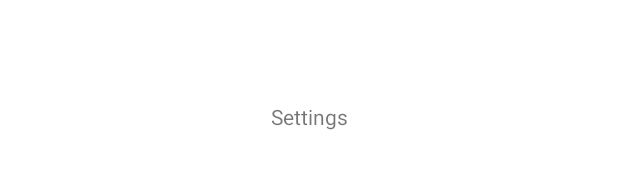
After one commit to alexiscrack3/booster-android, an Android app: the layout fragment_settings.xml on its own in the app's theme, with its tools: preview values and no code run, on a phone screen of 412 x 824 dp. The commit adds this screen. Shown: the part 502-671 px from the top of the screen. Run offline under Robolectric (Android 15) with nearby library versions, the light colour scheme and no system bars; network calls fail.

Commit message:
Create settings screen

```diff
--- a/app/src/main/java/com/alexiscrack3/booster/BoosterActivity.kt
+++ b/app/src/main/java/com/alexiscrack3/booster/BoosterActivity.kt
@@ -8,7 +8,7 @@ import io.reactivex.disposables.Disposable
 abstract class BoosterActivity : AppCompatActivity() {
     private val disposables = CompositeDisposable()
 
-    protected fun showFragment(layoutId: Int, fragment: Fragment, addToBackStack: Boolean = false) {
+    protected fun showFragment(layoutId: Int, fragment: Fragment, addToBackStack: Boolean = true) {
         val fragmentManager = this.supportFragmentManager
         val tag = fragment::class.java.name
         val fragmentToAdd = fragmentManager.findFragmentByTag(tag) ?: fragment
--- a/app/src/main/java/com/alexiscrack3/booster/BoosterRouter.kt
+++ b/app/src/main/java/com/alexiscrack3/booster/BoosterRouter.kt
@@ -14,5 +14,6 @@ class BoosterRouter {
 
 sealed class BoosterNavigationEvent {
     object HOME : BoosterNavigationEvent()
+    object SETTINGS : BoosterNavigationEvent()
     object VOCABULARY : BoosterNavigationEvent()
 }
--- a/app/src/main/java/com/alexiscrack3/booster/home/HomeActivity.kt
+++ b/app/src/main/java/com/alexiscrack3/booster/home/HomeActivity.kt
@@ -29,6 +29,7 @@ class HomeActivity : BoosterActivity() {
     private fun navigate(event: BoosterNavigationEvent) {
         when (event) {
             BoosterNavigationEvent.HOME -> showFragment(HomeFragment())
+            BoosterNavigationEvent.SETTINGS -> showFragment(SettingsFragment())
             BoosterNavigationEvent.VOCABULARY -> {
                 val intent = VocabularyActivity.getIntent(this)
                 startActivity(intent)
--- a/app/src/main/java/com/alexiscrack3/booster/home/HomeFragment.kt
+++ b/app/src/main/java/com/alexiscrack3/booster/home/HomeFragment.kt
@@ -27,5 +27,8 @@ class HomeFragment : BoosterFragment() {
         home_play_button.setOnClickListener {
             router.navigate(BoosterNavigationEvent.VOCABULARY)
         }
+        home_settings_button.setOnClickListener {
+            router.navigate(BoosterNavigationEvent.SETTINGS)
+        }
     }
 }
--- /dev/null
+++ b/app/src/main/res/layout/fragment_settings.xml
@@ -0,0 +1,17 @@
+<?xml version="1.0" encoding="utf-8"?>
+<androidx.constraintlayout.widget.ConstraintLayout xmlns:android="http://schemas.android.com/apk/res/android"
+    xmlns:app="http://schemas.android.com/apk/res-auto"
+    xmlns:tools="http://schemas.android.com/tools"
+    android:layout_width="match_parent"
+    android:layout_height="match_parent"
+    tools:context=".home.HomeActivity">
+
+    <TextView
+        android:layout_width="wrap_content"
+        android:layout_height="wrap_content"
+        android:text="Settings"
+        app:layout_constraintBottom_toBottomOf="parent"
+        app:layout_constraintLeft_toLeftOf="parent"
+        app:layout_constraintRight_toRightOf="parent"
+        app:layout_constraintTop_toTopOf="parent" />
+</androidx.constraintlayout.widget.ConstraintLayout>
```
Also changed, not shown: app/src/main/java/com/alexiscrack3/booster/home/SettingsFragment.kt (added, +19 -0 lines).
